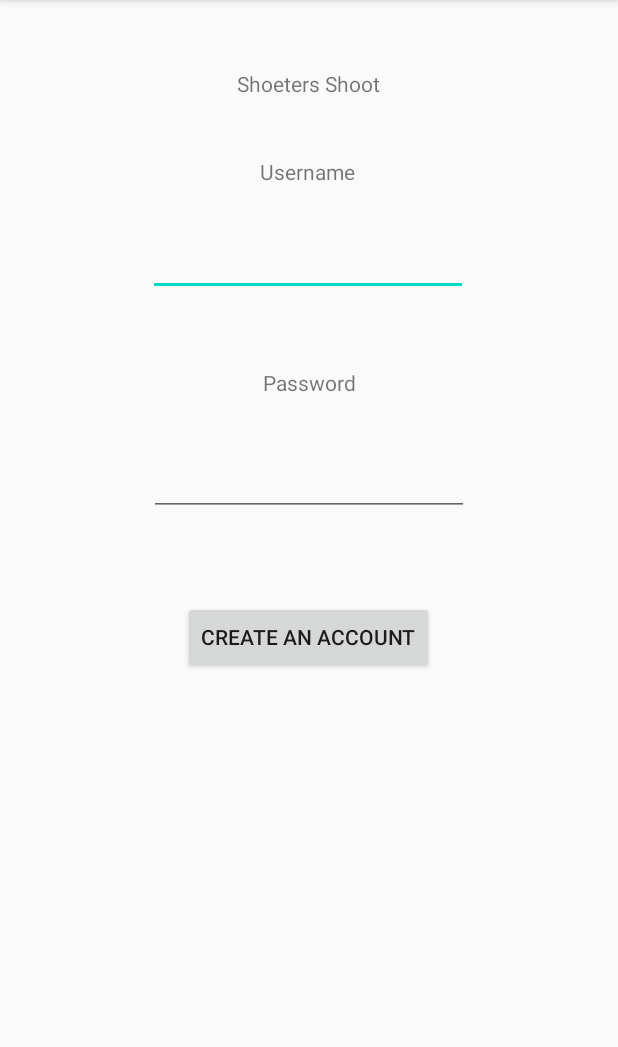
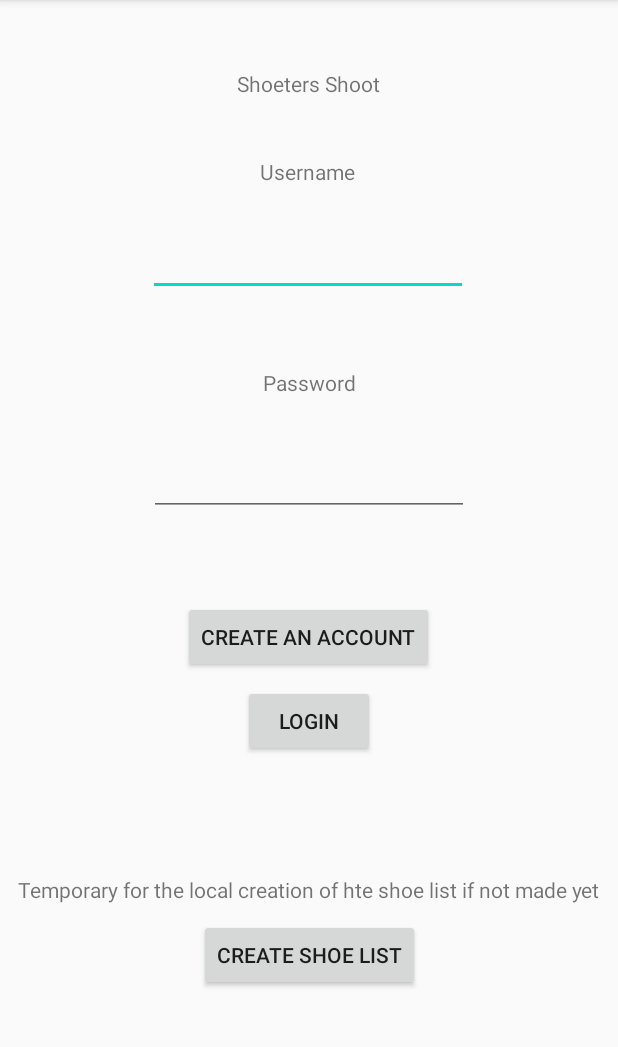
Before and after one commit to carlsondultra/CPS731Project, an Android app: the LoginScreenActivity screen opened directly, with no data from a screen before it, on a phone screen of 412 x 824 dp, the part 84-1131 px from its top. Run offline under Robolectric (Android 15) with nearby library versions, the light colour scheme and no system bars.

Commit message:
Created local show list
Temporary addition of hte shoe database created with a button on the login page. Primary key is name to avoid duplivcaiton of the list.

```diff
--- a/app/src/main/java/com/example/project731/LoginScreenActivity.java
+++ b/app/src/main/java/com/example/project731/LoginScreenActivity.java
@@ -2,7 +2,9 @@ package com.example.project731;
 
 import androidx.appcompat.app.AppCompatActivity;
 
+import android.content.Intent;
 import android.os.Bundle;
+import android.util.Log;
 import android.view.View;
 import android.widget.Button;
 import android.widget.EditText;
@@ -11,7 +13,7 @@ import android.widget.Toast;
 public class LoginScreenActivity extends AppCompatActivity {
 
     //control references
-    Button create_account;
+    Button create_account, login_button, shoe_create;
     EditText username_enter, password_enter;
     @Override
     protected void onCreate(Bundle savedInstanceState) {
@@ -21,13 +23,13 @@ public class LoginScreenActivity extends AppCompatActivity {
         create_account = findViewById(R.id.create_account);
         username_enter = findViewById(R.id.username_enter);
         password_enter = findViewById(R.id.password_enter);
+        login_button = findViewById(R.id.login_button);
+        shoe_create = findViewById(R.id.shoe_create);
 
         //button listener
         create_account.setOnClickListener(new View.OnClickListener() {
             @Override
             public void onClick (View v) {
-
-
                 ProfileCreation newUser;
                 try {
 
@@ -45,6 +47,29 @@ public class LoginScreenActivity extends AppCompatActivity {
                 Toast.makeText(LoginScreenActivity.this, "Success= " + success, Toast.LENGTH_SHORT).show();
             }
         });
+        login_button.setOnClickListener(new View.OnClickListener() {
+            @Override
+            public void onClick(View v) {
+                startActivity(new Intent(LoginScreenActivity.this,ShowingProfile.class));
+            }
+        });
+        shoe_create.setOnClickListener(new View.OnClickListener() {
+            @Override
+            public void onClick(View v) {
+                ShoeProfileForLists shoe;
+                ShoeDatabaseHelper dbShoeHelper = new ShoeDatabaseHelper(LoginScreenActivity.this);
+                boolean success2;
+                try{
+                    for(int i = 0; i <11; i++){
+                        shoe = new ShoeProfileForLists("Shoe "+i, i );
+                        success2 = dbShoeHelper.addOne(shoe);
+                    }
+                }catch(Exception e){
+                    Toast.makeText(LoginScreenActivity.this, "Error creating new list", Toast.LENGTH_SHORT).show();
+                }
+
+            }
+        });
 
     }
 }
--- a/app/src/main/res/layout/activity_login_screen.xml
+++ b/app/src/main/res/layout/activity_login_screen.xml
@@ -80,4 +80,34 @@
         app:layout_constraintTop_toBottomOf="@+id/password_enter"
         app:layout_constraintVertical_bias="0.15" />
 
+    <Button
+        android:id="@+id/login_button"
+        android:layout_width="wrap_content"
+        android:layout_height="wrap_content"
+        android:layout_marginTop="8dp"
+        android:text="@string/Login"
+        app:layout_constraintEnd_toEndOf="parent"
+        app:layout_constraintStart_toStartOf="parent"
+        app:layout_constraintTop_toBottomOf="@+id/create_account" />
+
+    <Button
+        android:id="@+id/shoe_create"
+        android:layout_width="wrap_content"
+        android:layout_height="wrap_content"
+        android:text="create shoe list"
+        app:layout_constraintBottom_toBottomOf="parent"
+        app:layout_constraintEnd_toEndOf="parent"
+        app:layout_constraintStart_toStartOf="parent"
+        app:layout_constraintTop_toBottomOf="@+id/login_button" />
+
+    <TextView
+        android:id="@+id/textView3"
+        android:layout_width="wrap_content"
+        android:layout_height="wrap_content"
+        android:layout_marginBottom="10dp"
+        android:text="@string/temp"
+        app:layout_constraintBottom_toTopOf="@+id/shoe_create"
+        app:layout_constraintEnd_toEndOf="parent"
+        app:layout_constraintStart_toStartOf="parent" />
+
 </androidx.constraintlayout.widget.ConstraintLayout>
--- a/app/src/main/res/values/strings.xml
+++ b/app/src/main/res/values/strings.xml
@@ -2,4 +2,6 @@
     <string name="app_name">Project731</string>
     <string name="title_activity_maps">Map</string>
     <string name="UserName">Username</string>
+    <string name="Login">Login</string>
+    <string name="temp"> Temporary for the local creation of hte shoe list if not made yet</string>
 </resources>
```
Also changed, not shown: app/src/main/AndroidManifest.xml (+7 -0 lines), app/src/main/java/com/example/project731/ShoeDatabaseHelper.java (added, +47 -0 lines), app/src/main/java/com/example/project731/ShoeProfileForLists.java (added, +50 -0 lines), app/src/main/java/com/example/project731/ShowingProfile.java (added, +21 -0 lines), app/src/main/java/com/example/project731/UserProfile.java (+15 -13 lines).
